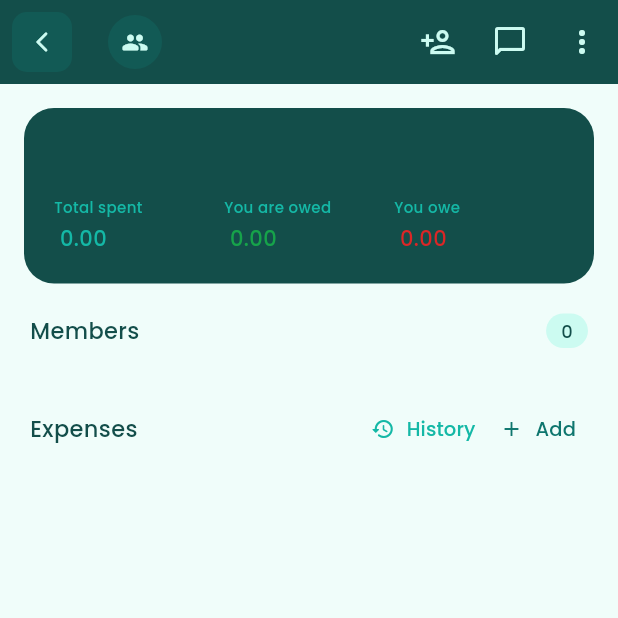
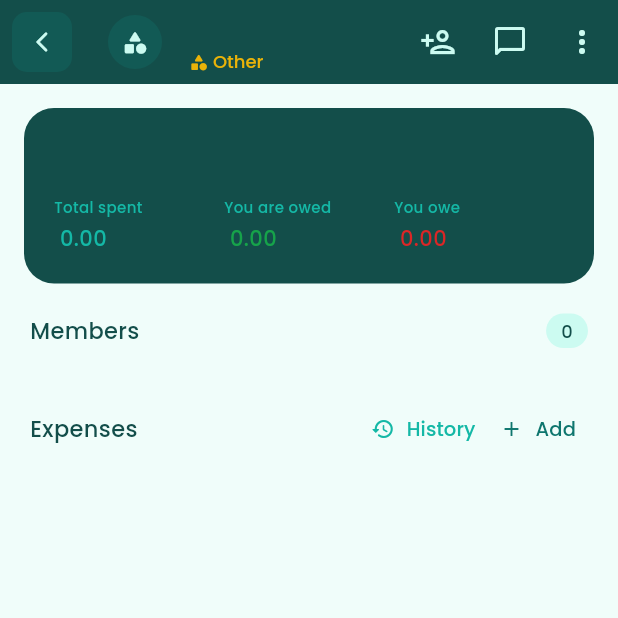
Before and after one commit to fahad1084/splitly, a Flutter app: the GroupDetailScreen screen opened directly with empty values, on a phone screen of 412 x 824 dp, the top half of it. Run offline on Flutter 3.47's test engine with Material 3 defaults, Android fonts, the phone set to English and light mode, and no system bars; our stand-ins replace audioplayers, csv, firebase_core, firebase_crashlytics, firebase_messaging, fl_chart and 16 more; missing offline and left inert: google_mlkit_text_recognition, home_widget, mobile_scanner, record; accounts and stored records are empty; network calls fail; project files that could hold a hidden picture were left out.

Commit message:
Step 10d (app): save the group type, show its icon on the card and header
Type names are now translated (English + Urdu). Without a group photo the
type icon replaces the plain group icon.

```diff
--- a/lib/features/groups/controllers/groups_controller.dart
+++ b/lib/features/groups/controllers/groups_controller.dart
@@ -121,6 +121,7 @@ class GroupsController extends AsyncNotifier<List<GroupModel>> {
     required String name,
     String? description,
     required String currency,
+    String category = 'other', // one of groupTypes
   }) async {
     final userId = _db.auth.currentUser?.id;
     if (userId == null) return kErrNotSignedIn;
@@ -133,6 +134,7 @@ class GroupsController extends AsyncNotifier<List<GroupModel>> {
         'p_description':
         (description?.trim().isEmpty ?? true) ? null : description?.trim(),
         'p_currency': currency,
+        'p_category': category,
       });
 
       state = AsyncValue.data(await _fetchGroups());
--- a/lib/features/groups/models/group_model.dart
+++ b/lib/features/groups/models/group_model.dart
@@ -1,3 +1,6 @@
+import 'package:flutter/material.dart';
+import '../../../l10n/app_localizations.dart';
+
 class GroupModel {
   final String id;
   final String name;
@@ -59,3 +62,25 @@ class GroupModel {
     );
   }
 }
+// ── Group types ───────────────────────────────────────────────────────────────
+// The ids saved in groups.category (see migration 20261030000300).
+const groupTypes = ['home', 'trip', 'friends', 'office', 'family', 'other'];
+
+IconData groupTypeIcon(String? category) => switch (category?.toLowerCase()) {
+      'home' => Icons.home_rounded,
+      'trip' => Icons.flight_rounded,
+      'friends' => Icons.group_rounded,
+      'office' => Icons.work_rounded,
+      'family' => Icons.favorite_rounded,
+      _ => Icons.category_rounded,
+    };
+
+String groupTypeLabel(AppLocalizations l10n, String? category) =>
+    switch (category?.toLowerCase()) {
+      'home' => l10n.groupTypeHome,
+      'trip' => l10n.groupTypeTrip,
+      'friends' => l10n.groupTypeFriends,
+      'office' => l10n.groupTypeOffice,
+      'family' => l10n.groupTypeFamily,
+      _ => l10n.groupTypeOther,
+    };
--- a/lib/features/groups/screens/group_detail_screen.dart
+++ b/lib/features/groups/screens/group_detail_screen.dart
@@ -84,7 +84,8 @@ class GroupDetailScreen extends ConsumerWidget {
                       : null,
                 ),
                 child: (group.photoUrl == null || group.photoUrl!.isEmpty)
-                    ? const Icon(Icons.group_rounded, color: AppColors.primaryTint, size: 18)
+                    ? Icon(groupTypeIcon(group.category),
+                        color: AppColors.primaryTint, size: 18)
                     : null,
               ),
             ),
@@ -97,11 +98,24 @@ class GroupDetailScreen extends ConsumerWidget {
                         fontSize: 18,
                         fontWeight: FontWeight.w500,
                         color: AppColors.primaryTint)),
-                Text(group.currency,
-                    style: TextStyle(
-                        fontSize: 12,
-                        color: AppColors.accent,
-                        fontWeight: FontWeight.w500)),
+                Row(
+                  children: [
+                    Text(group.currency,
+                        style: TextStyle(
+                            fontSize: 12,
+                            color: AppColors.accent,
+                            fontWeight: FontWeight.w500)),
+                    const SizedBox(width: 8),
+                    Icon(groupTypeIcon(group.category),
+                        size: 13, color: AppColors.accent),
+                    const SizedBox(width: 3),
+                    Text(groupTypeLabel(l10n, group.category),
+                        style: const TextStyle(
+                            fontSize: 12,
+                            color: AppColors.accent,
+                            fontWeight: FontWeight.w500)),
+                  ],
+                ),
               ],
             ),
           ],
--- a/lib/l10n/app_localizations.dart
+++ b/lib/l10n/app_localizations.dart
@@ -2365,6 +2365,42 @@ abstract class AppLocalizations {
   /// In en, this message translates to:
   /// **'Stopped repeating.'**
   String get recurringStoppedMsg;
+
+  /// No description provided for @groupTypeHome.
+  ///
+  /// In en, this message translates to:
+  /// **'Home'**
+  String get groupTypeHome;
+
+  /// No description provided for @groupTypeTrip.
+  ///
+  /// In en, this message translates to:
+  /// **'Trip'**
+  String get groupTypeTrip;
+
+  /// No description provided for @groupTypeFriends.
+  ///
+  /// In en, this message translates to:
+  /// **'Friends'**
+  String get groupTypeFriends;
+
+  /// No description provided for @groupTypeOffice.
+  ///
+  /// In en, this message translates to:
+  /// **'Office'**
+  String get groupTypeOffice;
+
+  /// No description provided for @groupTypeFamily.
+  ///
+  /// In en, this message translates to:
+  /// **'Family'**
+  String get groupTypeFamily;
+
+  /// No description provided for @groupTypeOther.
+  ///
+  /// In en, this message translates to:
+  /// **'Other'**
+  String get groupTypeOther;
 }
 
 class _AppLocalizationsDelegate
```
Also changed, not shown: lib/features/groups/screens/create_group_sheet.dart (+6 -14 lines), lib/features/groups/screens/groups_tab.dart (+6 -1 lines), lib/l10n/app_en.arb (+7 -1 lines), lib/l10n/app_localizations_en.dart (+18 -0 lines), lib/l10n/app_localizations_ur.dart (+18 -0 lines), lib/l10n/app_ur.arb (+7 -1 lines).
